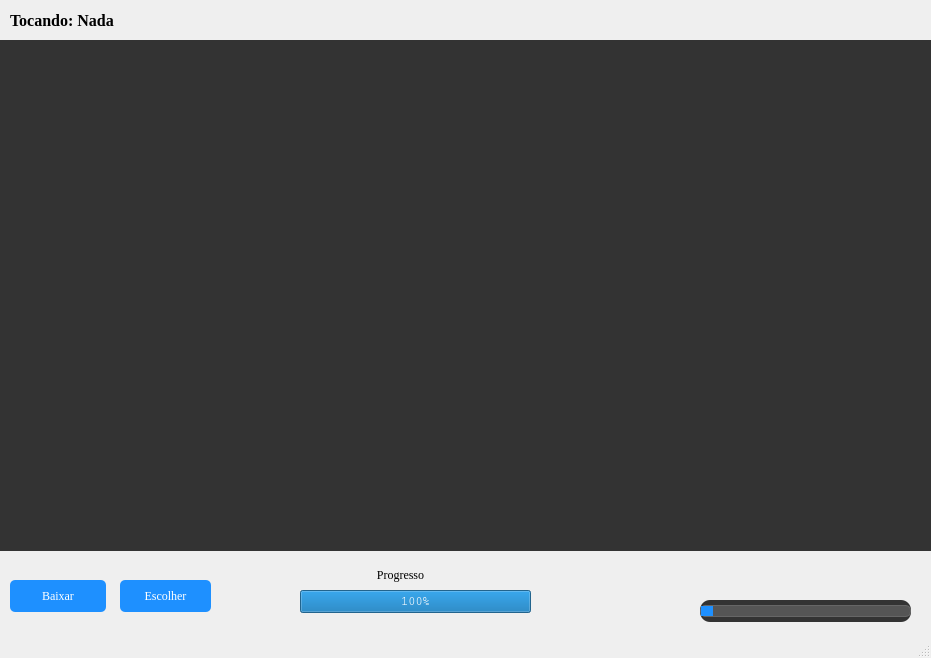
This is designApp.ui in PatoPon/MP3-Player-e-Youtube-Downloader as Qt 5 draws it before an edit. The edited form follows.
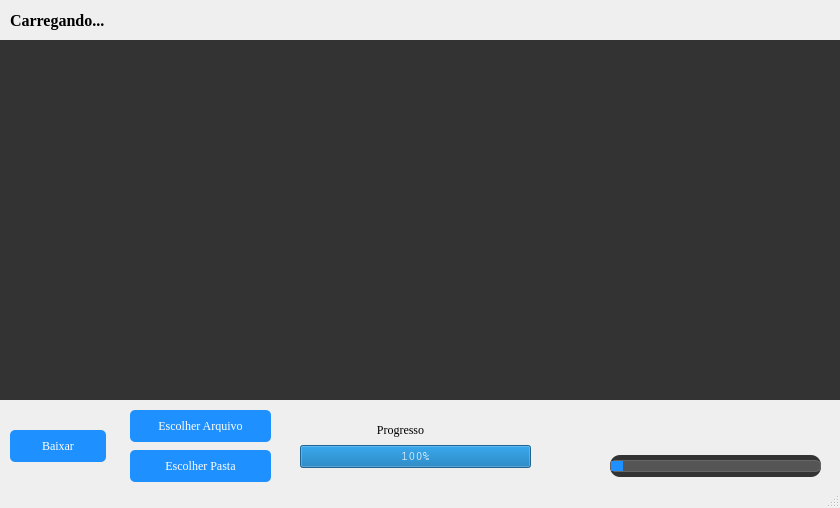
This is the edited form. Icons and pictures are not drawn.

The edit to the form file:
```diff
--- a/designApp.ui
+++ b/designApp.ui
@@ -6,8 +6,8 @@
    <rect>
     <x>0</x>
     <y>0</y>
-    <width>931</width>
-    <height>658</height>
+    <width>840</width>
+    <height>508</height>
    </rect>
   </property>
   <property name="sizePolicy">
@@ -29,7 +29,7 @@
     <property name="geometry">
      <rect>
       <x>300</x>
-      <y>590</y>
+      <y>445</y>
       <width>231</width>
       <height>23</height>
      </rect>
@@ -46,8 +46,8 @@
    <widget class="QSlider" name="musicaSlider">
     <property name="geometry">
      <rect>
-      <x>700</x>
-      <y>600</y>
+      <x>610</x>
+      <y>455</y>
       <width>211</width>
       <height>22</height>
      </rect>
@@ -82,8 +82,8 @@
    <widget class="QPushButton" name="botaoTocar">
     <property name="geometry">
      <rect>
-      <x>790</x>
-      <y>555</y>
+      <x>700</x>
+      <y>410</y>
       <width>32</width>
       <height>32</height>
      </rect>
@@ -116,9 +116,9 @@
    <widget class="QPushButton" name="botaoEscolher">
     <property name="geometry">
      <rect>
-      <x>120</x>
-      <y>580</y>
-      <width>91</width>
+      <x>130</x>
+      <y>410</y>
+      <width>141</width>
       <height>32</height>
      </rect>
     </property>
@@ -141,14 +141,14 @@
 }</string>
     </property>
     <property name="text">
-     <string>Escolher</string>
+     <string>Escolher Arquivo</string>
     </property>
    </widget>
    <widget class="QPushButton" name="botaoBaixar">
     <property name="geometry">
      <rect>
       <x>10</x>
-      <y>580</y>
+      <y>430</y>
       <width>96</width>
       <height>32</height>
      </rect>
@@ -185,7 +185,7 @@
     <property name="geometry">
      <rect>
       <x>350</x>
-      <y>565</y>
+      <y>420</y>
       <width>101</width>
       <height>20</height>
      </rect>
@@ -203,8 +203,8 @@
    <widget class="QPushButton" name="botaoPular">
     <property name="geometry">
      <rect>
-      <x>830</x>
-      <y>555</y>
+      <x>740</x>
+      <y>410</y>
       <width>31</width>
       <height>32</height>
      </rect>
@@ -236,8 +236,8 @@
      <rect>
       <x>0</x>
       <y>40</y>
-      <width>931</width>
-      <height>511</height>
+      <width>841</width>
+      <height>360</height>
      </rect>
     </property>
     <property name="sizePolicy">
@@ -248,8 +248,9 @@
     </property>
     <property name="font">
      <font>
-      <family>Sitka Heading</family>
-      <pointsize>10</pointsize>
+      <family>Bahnschrift Light</family>
+      <pointsize>9</pointsize>
+      <underline>false</underline>
      </font>
     </property>
     <property name="styleSheet">
@@ -262,7 +263,7 @@
 QListWidget::item {
     background: transparent;
     color: white; /* Text color in the list */
-    padding: 5px; /* Internal padding for each item in the list */
+    padding: 2px; /* Internal padding for each item in the list */
 }
 
 QListWidget::item:selected {
@@ -279,8 +280,8 @@
    <widget class="QPushButton" name="botaoAnterior">
     <property name="geometry">
      <rect>
-      <x>750</x>
-      <y>555</y>
+      <x>660</x>
+      <y>410</y>
       <width>31</width>
       <height>32</height>
      </rect>
@@ -327,12 +328,43 @@
      <string notr="true"/>
     </property>
     <property name="text">
-     <string>Tocando: Nada</string>
+     <string>Carregando...</string>
     </property>
     <property name="alignment">
      <set>Qt::AlignLeading|Qt::AlignLeft|Qt::AlignVCenter</set>
     </property>
    </widget>
+   <widget class="QPushButton" name="botaoEscolherPasta">
+    <property name="geometry">
+     <rect>
+      <x>130</x>
+      <y>450</y>
+      <width>141</width>
+      <height>32</height>
+     </rect>
+    </property>
+    <property name="font">
+     <font>
+      <family>Georgia</family>
+     </font>
+    </property>
+    <property name="styleSheet">
+     <string notr="true">QPushButton {
+    background-color: #1E90FF;
+    color: white; 
+    border: none; 
+    border-radius: 5px;
+    padding: 10px 20px;
+}
+
+QPushButton:hover {
+    background-color: #4169E1; 
+}</string>
+    </property>
+    <property name="text">
+     <string>Escolher Pasta</string>
+    </property>
+   </widget>
   </widget>
   <widget class="QStatusBar" name="statusbar"/>
  </widget>
```
